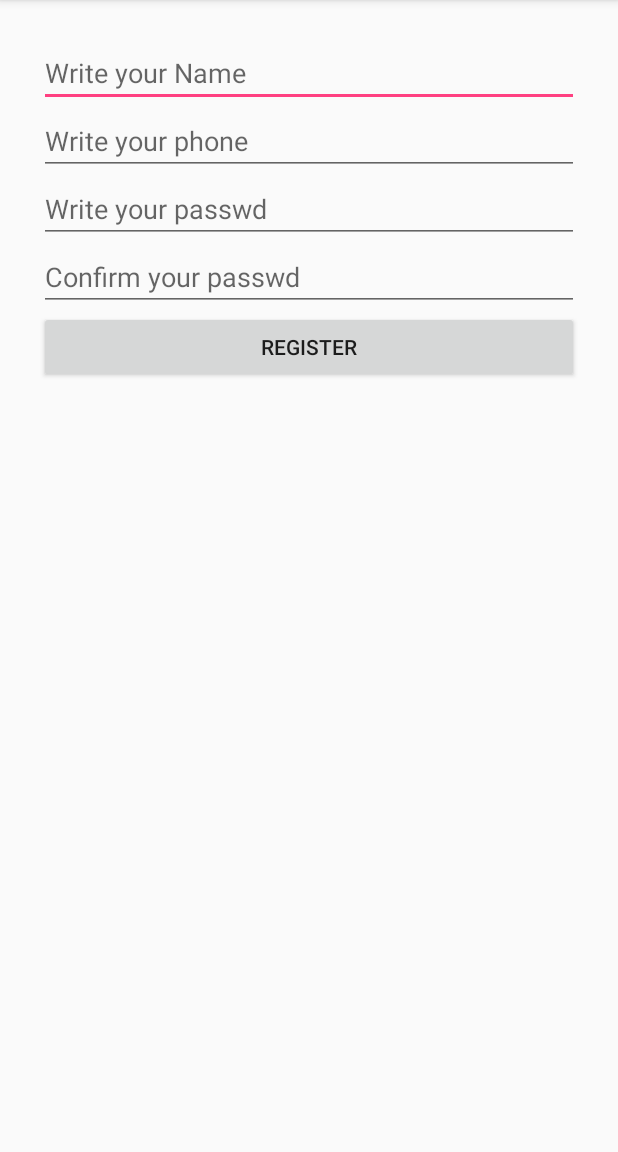
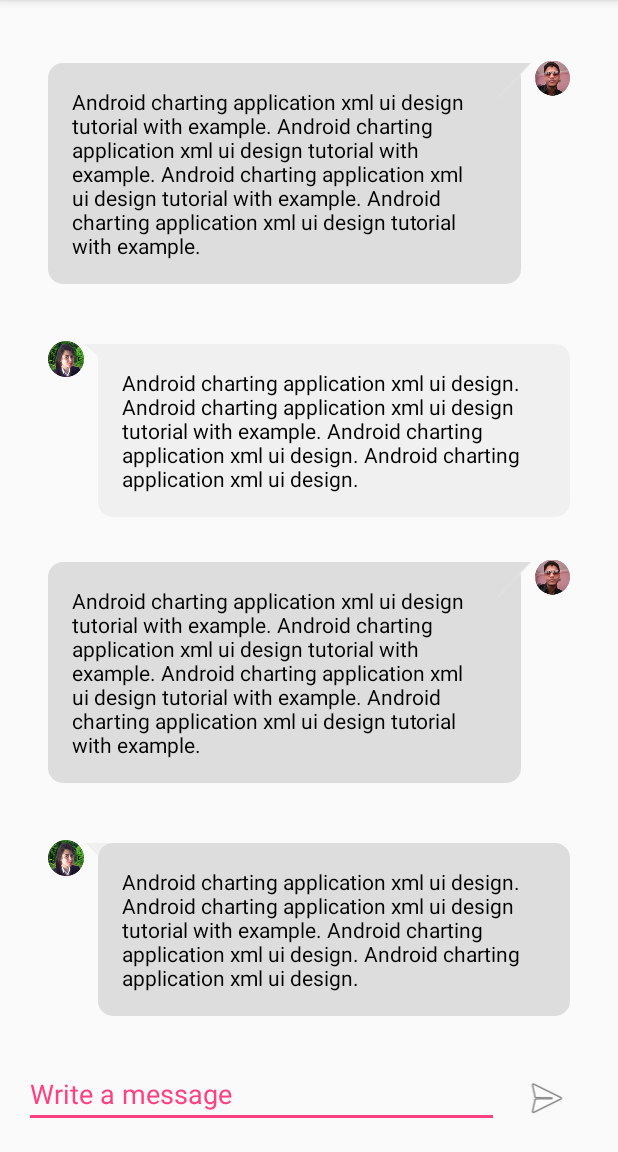
Before and after one commit to williamgdev/Messenger, an Android app: the screen it shows after launch (MainActivity), on a phone screen of 412 x 824 dp, the part 84-1236 px from its top. Run offline under Robolectric (Android 15) with nearby library versions, the phone set to English and light mode, and no system bars.

Commit message:
Create UI Messages

```diff
--- a/app/build.gradle
+++ b/app/build.gradle
@@ -17,6 +17,11 @@ android {
             proguardFiles getDefaultProguardFile('proguard-android.txt'), 'proguard-rules.pro'
         }
     }
+    sourceSets {
+        main {
+            res.srcDirs = ['src/main/res', 'src/main/res/layout', 'src/main/res/layout/messages']
+        }
+    }
 }
 
 dependencies {
--- /dev/null
+++ b/app/src/main/res/drawable/rounded_courner.xml
@@ -0,0 +1,13 @@
+<?xml version="1.0" encoding="utf-8"?>
+<shape xmlns:android="http://schemas.android.com/apk/res/android">
+    <solid android:color="#dddddd" />
+    <stroke
+        android:width="0dip"
+        android:color="@color/colorPrimary" />
+    <corners android:radius="10dip" />
+    <padding
+        android:bottom="0dip"
+        android:left="0dip"
+        android:right="0dip"
+        android:top="0dip" />
+</shape>
--- /dev/null
+++ b/app/src/main/res/drawable/rounded_courner_dark.xml
@@ -0,0 +1,13 @@
+<?xml version="1.0" encoding="utf-8"?>
+<shape xmlns:android="http://schemas.android.com/apk/res/android">
+    <solid android:color="#f0f0f0" />
+    <stroke
+        android:width="0dip"
+        android:color="@color/colorPrimaryDark" />
+    <corners android:radius="10dip" />
+    <padding
+        android:bottom="0dip"
+        android:left="0dip"
+        android:right="0dip"
+        android:top="0dip" />
+</shape>
--- a/app/src/main/res/layout/activity_main.xml
+++ b/app/src/main/res/layout/activity_main.xml
@@ -16,6 +16,6 @@
         android:layout_height="match_parent"
         android:id="@+id/main_layout"
         android:orientation="vertical">
-        <include layout="@layout/user_register"/>
+        <include layout="@layout/messages_fragment"/>
         </LinearLayout>
 </LinearLayout>
--- /dev/null
+++ b/app/src/main/res/layout/messages_fragment.xml
@@ -0,0 +1,175 @@
+<?xml version="1.0" encoding="utf-8"?>
+<LinearLayout xmlns:android="http://schemas.android.com/apk/res/android"
+    android:orientation="vertical" android:layout_width="match_parent"
+    android:layout_height="match_parent">
+    <ScrollView
+        android:layout_width="match_parent"
+        android:layout_weight="20"
+        android:layout_height="wrap_content">
+
+        <RelativeLayout
+            android:layout_width="match_parent"
+            android:layout_height="wrap_content"
+            android:paddingBottom="@dimen/activity_vertical_margin"
+            android:paddingLeft="@dimen/activity_horizontal_margin"
+            android:paddingRight="@dimen/activity_horizontal_margin"
+            android:paddingTop="@dimen/activity_vertical_margin">
+
+            <LinearLayout
+                android:id="@+id/layout1"
+                android:layout_width="match_parent"
+                android:layout_height="wrap_content"
+                android:orientation="horizontal">
+
+                <TextView
+                    android:id="@+id/textView"
+                    android:layout_width="wrap_content"
+                    android:layout_height="wrap_content"
+                    android:layout_marginTop="10dp"
+                    android:layout_weight="6"
+                    android:background="@drawable/rounded_courner"
+                    android:padding="16dp"
+                    android:text="Android charting application xml ui design tutorial with example. Android charting application xml ui design tutorial with example. Android charting application xml ui design tutorial with example. Android charting application xml ui design tutorial with example."
+                    android:textColor="#000" />
+
+                <ImageView
+                    android:id="@+id/imageView"
+                    android:layout_width="30dp"
+                    android:layout_height="30dp"
+                    android:layout_marginLeft="-15dp"
+                    android:layout_marginTop="6.5dp"
+                    android:layout_weight="1"
+                    android:src="@drawable/arrow_bg1" />
+
+                <ImageView
+                    android:id="@+id/imageView2"
+                    android:layout_width="40dp"
+                    android:layout_height="40dp"
+                    android:layout_marginTop="0dp"
+                    android:layout_weight="3"
+                    android:src="@drawable/user_pacific" />
+
+            </LinearLayout>
+
+            <LinearLayout
+                android:id="@+id/layout2"
+                android:layout_width="match_parent"
+                android:layout_height="wrap_content"
+                android:layout_below="@+id/layout1"
+                android:layout_marginTop="30dp"
+                android:orientation="horizontal">
+
+                <ImageView
+                    android:id="@+id/imageView3"
+                    android:layout_width="40dp"
+                    android:layout_height="40dp"
+                    android:layout_marginTop="0dp"
+                    android:layout_weight="3"
+                    android:src="@drawable/user_pratikshya" />
+
+                <ImageView
+                    android:id="@+id/imageView1"
+                    android:layout_width="30dp"
+                    android:layout_height="30dp"
+                    android:layout_marginRight="-15dp"
+                    android:layout_marginTop="6.5dp"
+                    android:layout_weight="1"
+                    android:src="@drawable/arrow_bg2" />
+
+                <TextView
+                    android:id="@+id/textView1"
+                    android:layout_width="wrap_content"
+                    android:layout_height="wrap_content"
+                    android:layout_marginTop="10dp"
+                    android:layout_weight="6"
+                    android:background="@drawable/rounded_courner_dark"
+                    android:padding="16dp"
+                    android:text="Android charting application xml ui design. Android charting application xml ui design tutorial with example. Android charting application xml ui design. Android charting application xml ui design. "
+                    android:textColor="#000" />
+
+            </LinearLayout>
+
+            <LinearLayout
+                android:id="@+id/layout3"
+                android:layout_width="match_parent"
+                android:layout_height="wrap_content"
+                android:layout_below="@+id/layout2"
+                android:layout_marginTop="20dp"
+                android:orientation="horizontal">
+
+                <TextView
+                    android:id="@+id/textView3"
+                    android:layout_width="wrap_content"
+                    android:layout_height="wrap_content"
+                    android:layout_marginTop="10dp"
+                    android:layout_weight="6"
+                    android:background="@drawable/rounded_courner"
+                    android:padding="16dp"
+                    android:text="Android charting application xml ui design tutorial with example. Android charting application xml ui design tutorial with example. Android charting application xml ui design tutorial with example. Android charting application xml ui design tutorial with example."
+                    android:textColor="#000" />
+
+                <ImageView
+                    android:id="@+id/imageView4"
+                    android:layout_width="30dp"
+                    android:layout_height="30dp"
+                    android:layout_marginLeft="-15dp"
+                    android:layout_marginTop="6.5dp"
+                    android:layout_weight="1"
+                    android:src="@drawable/arrow_bg1" />
+
+                <ImageView
+                    android:id="@+id/imageView5"
+                    android:layout_width="40dp"
+                    android:layout_height="40dp"
+                    android:layout_marginTop="0dp"
+                    android:layout_weight="3"
+                    android:src="@drawable/user_pacific" />
+
+            </LinearLayout>
+
+            <LinearLayout
+                android:id="@+id/layout4"
+                android:layout_width="match_parent"
+                android:layout_height="wrap_content"
+                android:layout_below="@+id/layout3"
+                android:layout_marginTop="30dp"
+                android:orientation="horizontal">
+
+                <ImageView
+                    android:id="@+id/imageView6"
+                    android:layout_width="40dp"
+                    android:layout_height="40dp"
+                    android:layout_marginTop="0dp"
+                    android:layout_weight="3"
+                    android:src="@drawable/user_pratikshya" />
+
+                <ImageView
+                    android:id="@+id/imageView7"
+                    android:layout_width="30dp"
+                    android:layout_height="30dp"
+                    android:layout_marginRight="-15dp"
+                    android:layout_marginTop="6.5dp"
+                    android:layout_weight="1"
+                    android:src="@drawable/arrow_bg2" />
+
+                <TextView
+                    android:id="@+id/textView5"
+                    android:layout_width="wrap_content"
+                    android:layout_height="wrap_content"
+                    android:layout_marginTop="10dp"
+                    android:layout_weight="6"
+                    android:background="@drawable/rounded_courner"
+                    android:padding="16dp"
+                    android:text="Android charting application xml ui design. Android charting application xml ui design tutorial with example. Android charting application xml ui design. Android charting application xml ui design. "
+                    android:textColor="#000" />
+            </LinearLayout>
+        </RelativeLayout>
+    </ScrollView>
+
+    <include
+        layout="@layout/type_message_area"
+        android:layout_width="match_parent"
+        android:layout_weight="1"
+        android:layout_height="wrap_content"
+        android:gravity="bottom" />
+</LinearLayout>
--- /dev/null
+++ b/app/src/main/res/layout/type_message_area.xml
@@ -0,0 +1,22 @@
+<?xml version="1.0" encoding="utf-8"?>
+<LinearLayout xmlns:android="http://schemas.android.com/apk/res/android"
+    android:layout_width="match_parent"
+    android:layout_height="match_parent"
+    android:gravity="bottom"
+    android:orientation="horizontal">
+
+    <EditText
+        android:layout_width="match_parent"
+        android:layout_height="wrap_content"
+        android:layout_weight="1"
+        android:textColorHint="@color/colorAccent"
+        android:textColor="@color/colorPrimary"
+        android:hint="Write a message" />
+
+    <ImageView
+        android:layout_width="match_parent"
+        android:layout_height="wrap_content"
+        android:layout_weight="5"
+        android:padding="4dp"
+        android:src="@android:drawable/ic_menu_send" />
+</LinearLayout>
```
Also changed, not shown: app/src/main/res/drawable/arrow_bg1.png (added), app/src/main/res/drawable/arrow_bg2.png (added), app/src/main/res/drawable/user_pacific.png (added), app/src/main/res/drawable/user_pratikshya.png (added).
